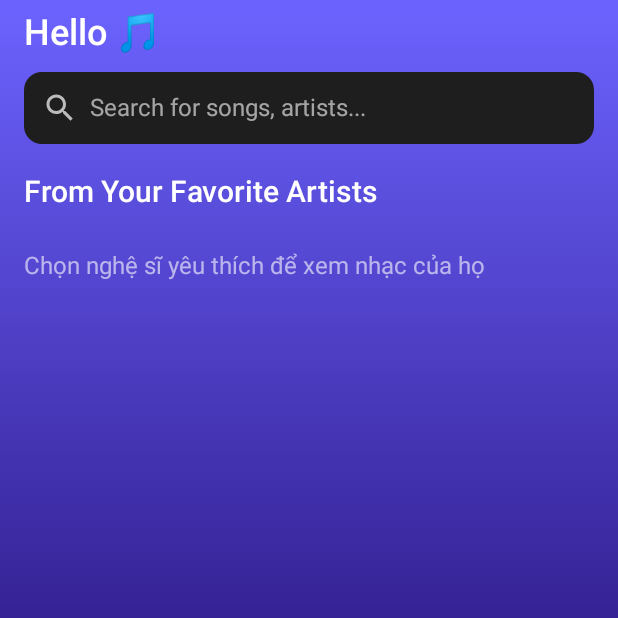
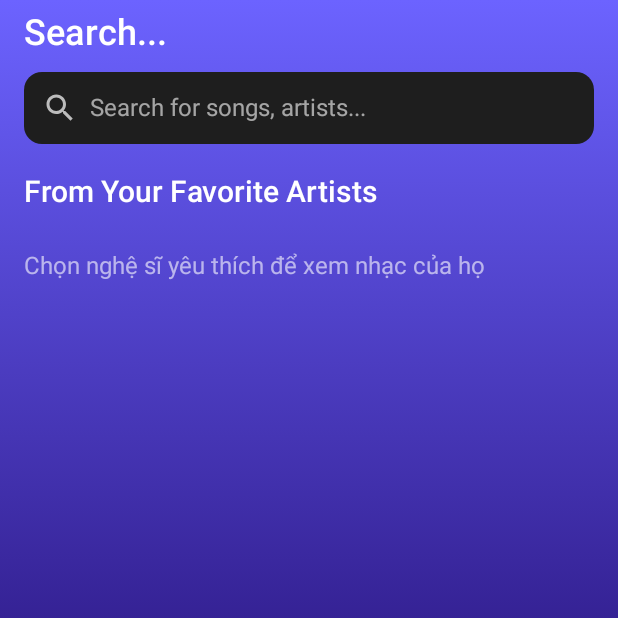
Before and after one commit to nguyentantai090505-sudo/MusicApp, an Android app built with Jetpack Compose: the HomeScreen screen opened through its navigation route, on a phone screen of 412 x 824 dp, the top half of it. Run offline under Robolectric (Android 15) with nearby library versions, the phone set to English and light mode, and no system bars; our stand-ins replace Dagger/Hilt's generated code, Firebase (no records; nobody signed in at launch, a user with empty details on screens opened directly); pictures from the network do not load.

Commit message:
update homeScreen

```diff
--- a/app/src/main/java/com/example/tktmusicapp/ui/screens/main/HomeScreen.kt
+++ b/app/src/main/java/com/example/tktmusicapp/ui/screens/main/HomeScreen.kt
@@ -7,7 +7,6 @@ import androidx.compose.foundation.layout.*
 import androidx.compose.foundation.lazy.LazyRow
 import androidx.compose.foundation.lazy.items
 import androidx.compose.foundation.shape.RoundedCornerShape
-import androidx.compose.foundation.text.BasicTextField
 import androidx.compose.material.icons.Icons
 import androidx.compose.material.icons.filled.Home
 import androidx.compose.material.icons.filled.LibraryMusic
@@ -72,7 +71,7 @@ fun HomeScreen(
         // Header + Search Box
         Column {
             Text(
-                text = "Hello 🎵",
+                text = "Search...",
                 color = TextPrimary,
                 style = MaterialTheme.typography.headlineMedium
             )
@@ -104,7 +103,7 @@ fun HomeScreen(
 
             Spacer(modifier = Modifier.height(20.dp))
 
-            // New Releases Section
+            // New Releases Section - TĂNG CHIỀU CAO LazyRow
             if (newReleases.isNotEmpty()) {
                 Text(
                     text = "New Releases",
@@ -114,7 +113,10 @@ fun HomeScreen(
 
                 Spacer(modifier = Modifier.height(10.dp))
 
-                LazyRow(horizontalArrangement = Arrangement.spacedBy(12.dp)) {
+                LazyRow(
+                    modifier = Modifier.height(180.dp), // TĂNG CHIỀU CAO
+                    horizontalArrangement = Arrangement.spacedBy(12.dp)
+                ) {
                     items(newReleases.take(10)) { album ->
                         Column(
                             horizontalAlignment = Alignment.CenterHorizontally,
@@ -154,7 +156,7 @@ fun HomeScreen(
                 Spacer(modifier = Modifier.height(20.dp))
             }
 
-            // Top Tracks from Favorite Artists Section
+            // Top Tracks from Favorite Artists Section - TĂNG CHIỀU CAO LazyRow
             Text(
                 text = "From Your Favorite Artists",
                 color = TextPrimary,
@@ -164,8 +166,11 @@ fun HomeScreen(
             Spacer(modifier = Modifier.height(10.dp))
 
             if (isLoading) {
-                // Loading skeleton
-                LazyRow(horizontalArrangement = Arrangement.spacedBy(12.dp)) {
+                // Loading skeleton - TĂNG CHIỀU CAO
+                LazyRow(
+                    modifier = Modifier.height(180.dp), // TĂNG CHIỀU CAO
+                    horizontalArrangement = Arrangement.spacedBy(12.dp)
+                ) {
                     items(5) {
                         Column(
                             horizontalAlignment = Alignment.CenterHorizontally,
@@ -205,8 +210,11 @@ fun HomeScreen(
                     }
                 }
             } else if (artistTopTracks.isNotEmpty()) {
-                // Top tracks from favorite artists
-                LazyRow(horizontalArrangement = Arrangement.spacedBy(12.dp)) {
+                // Top tracks from favorite artists - TĂNG CHIỀU CAO
+                LazyRow(
+                    modifier = Modifier.height(180.dp), // TĂNG CHIỀU CAO
+                    horizontalArrangement = Arrangement.spacedBy(12.dp)
+                ) {
                     items(artistTopTracks.take(10)) { track ->
                         Column(
                             horizontalAlignment = Alignment.CenterHorizontally,
@@ -252,7 +260,7 @@ fun HomeScreen(
             }
         }
 
-        // Bottom Navigation
+        // Bottom Navigation - GIỮ NGUYÊN
         Row(
             modifier = Modifier
                 .fillMaxWidth()
```
